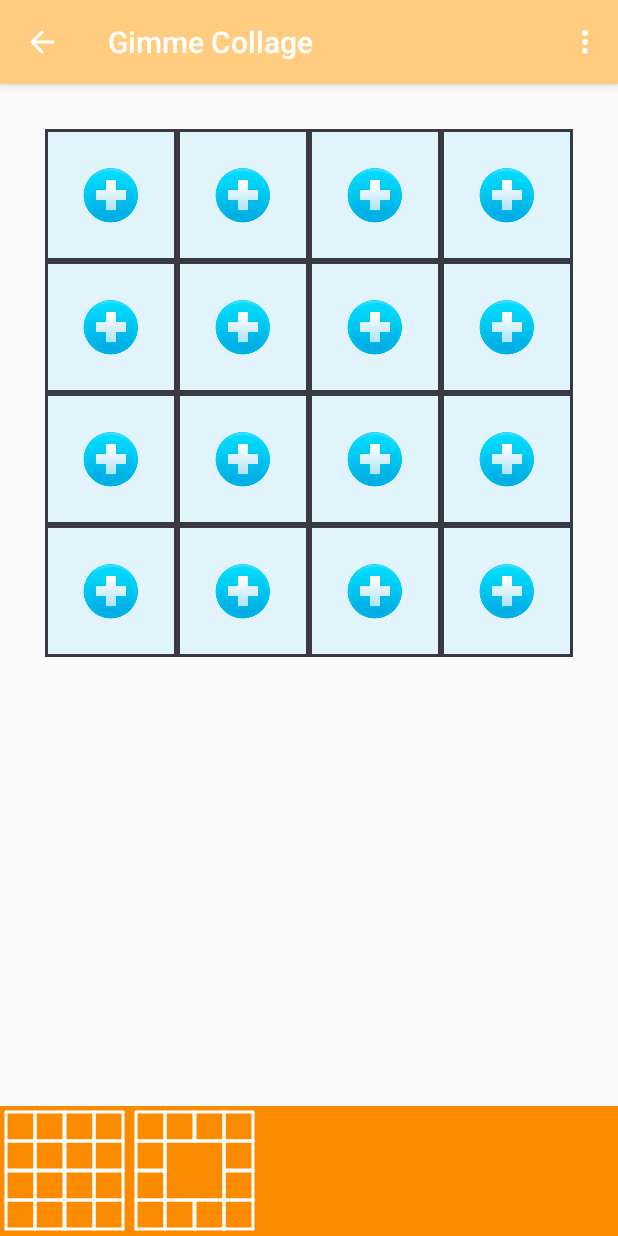
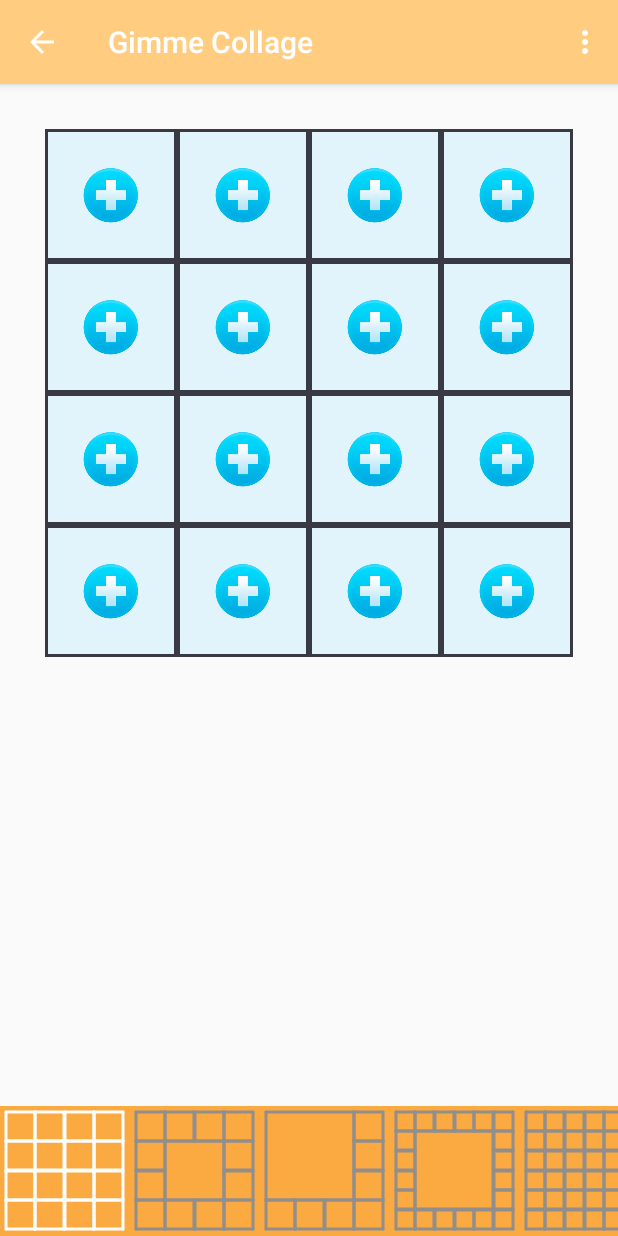
Before and after one commit to prohor33/gimme-collage, an Android app: the screen it shows after launch (MainActivity), on a phone screen of 412 x 824 dp. Run offline under Robolectric (Android 15) with nearby library versions, the phone set to English and light mode, and no system bars; our stand-ins replace Picasso; pictures from the network do not load.

Commit message:
add some collages

```diff
--- a/app/src/main/java/crystal/games/gimmecollage/app/MainActivity.java
+++ b/app/src/main/java/crystal/games/gimmecollage/app/MainActivity.java
@@ -6,9 +6,7 @@ import android.content.Intent;
 import android.graphics.Bitmap;
 import android.graphics.BitmapFactory;
 import android.graphics.Canvas;
-import android.graphics.Color;
 import android.graphics.Paint;
-import android.graphics.PorterDuff;
 import android.net.Uri;
 import android.os.AsyncTask;
 import android.os.Bundle;
@@ -289,11 +287,10 @@ public class MainActivity extends ActionBarActivity {
 
     private void AddCollageTypeSelectorLayout() {
         final LinearLayout llTemplates = (LinearLayout) findViewById(R.id.layoutTemplates);
-        final int template_count = 7;
-        for (int i = 0; i < template_count; i++) {
+        for (int i = 0; i < CollageMaker.CollageType.values().length; i++) {
             final int selector_size = 130;
             CollageTypeSelectorImageView ivSelector =
-                    new CollageTypeSelectorImageView(MainActivity.this, null, selector_size);
+                    new CollageTypeSelectorImageView(MainActivity.this, null, selector_size, i);
             ivSelector.setId(m_iTemplateImageViewsID + i);
             ivSelector.setContentDescription(getString(R.string.desc));
             CollageMaker.getInstance().DrawCollageTypeSelector(ivSelector, i, selector_size);
@@ -333,9 +330,10 @@ public class MainActivity extends ActionBarActivity {
         private Paint currentPaint;
         private ArrayList<Line> lines = new ArrayList<Line>();
         private int selectorSize;
+        private int selectorIndex;
 
-        public CollageTypeSelectorImageView(Context context,
-                                            AttributeSet attrs, int selector_size) {
+        public CollageTypeSelectorImageView(Context context, AttributeSet attrs,
+                                            int selector_size, int index) {
             super(context, attrs);
 
             currentPaint = new Paint();
@@ -347,6 +345,7 @@ public class MainActivity extends ActionBarActivity {
             currentPaint.setStrokeWidth(3);
 
             selectorSize = selector_size;
+            selectorIndex = index;
         }
 
         public void AddLine(Line line) {
@@ -357,10 +356,15 @@ public class MainActivity extends ActionBarActivity {
         protected void onDraw(Canvas canvas) {
             super.onDraw(canvas);
             currentPaint.setStyle(Paint.Style.FILL);
-            currentPaint.setColor(0xfffb8c00);  // orange
+//            currentPaint.setColor(0xfffb8c00);  // orange
+            currentPaint.setColor(0xfffba941);  // orange
             canvas.drawRect(0, 0, selectorSize, selectorSize, currentPaint);
 
-            currentPaint.setColor(0xffffffff);  // white
+            if (selectorIndex == CollageMaker.getInstance().getCollageTypeIndex()) {
+                currentPaint.setColor(0xffffffff);  // white
+            } else {
+                currentPaint.setColor(0xFF918e8b);  // gray
+            }
             currentPaint.setStyle(Paint.Style.STROKE);
             for (Line l : lines) {
                 canvas.drawLine(l.startX, l.startY, l.stopX, l.stopY, currentPaint);
@@ -376,7 +380,7 @@ public class MainActivity extends ActionBarActivity {
         Log.v(TAG, "init()");
 
         final RelativeLayout rlCollage = (RelativeLayout)findViewById(R.id.layoutCollage);
-        CollageMaker.getInstance().setCollageLayout(rlCollage);
+        CollageMaker.getInstance().putCollageLayout(rlCollage);
         for (int i = 0; i < CollageMaker.getInstance().getMaxImageCount(); i++) {
             ImageView ivImage = new ImageView(MainActivity.this);
             ivImage.setId(m_iCollageImageViewsID + i);
--- a/app/src/main/java/crystal/games/gimmecollage/collagemaker/CollageConfig.java
+++ b/app/src/main/java/crystal/games/gimmecollage/collagemaker/CollageConfig.java
@@ -43,6 +43,49 @@ public class CollageConfig {
                 }
                 break;
             }
+            case Test1: {
+                int grid_size_x = 4;
+                int grid_size_y = 4;
+                float size = 1.0f / grid_size_x;
+                m_vPhotoPos.add(new PhotoPosition(0, 0,
+                        size * (grid_size_x - 1)));
+                for (int x = 0; x < grid_size_x; x++) {
+                    for (int y = 0; y < grid_size_y; y++) {
+                        if (x == (grid_size_x - 1) || y == (grid_size_y - 1)) {
+                            m_vPhotoPos.add(new PhotoPosition(size * x, size * y, size));
+                        }
+                    }
+                }
+                break;
+            }
+            case Test2: {
+                int grid_size_x = 6;
+                int grid_size_y = 6;
+                float size = 1.0f / grid_size_x;
+                m_vPhotoPos.add(new PhotoPosition(size, size,
+                        size * (grid_size_x - 2)));
+                for (int x = 0; x < grid_size_x; x++) {
+                    for (int y = 0; y < grid_size_y; y++) {
+                        if (x == 0 || x == (grid_size_x - 1) ||
+                                y == 0 || y == (grid_size_y - 1)) {
+                            m_vPhotoPos.add(new PhotoPosition(size * x,
+                                    size * y, size));
+                        }
+                    }
+                }
+                break;
+            }
+            case Test3: {
+                int grid_size_x = 6;
+                int grid_size_y = 6;
+                float size = 1.0f / grid_size_x;
+                for (int x = 0; x < grid_size_x; x++) {
+                    for (int y = 0; y < grid_size_y; y++) {
+                        m_vPhotoPos.add(new PhotoPosition(size * x, size * y, size));
+                    }
+                }
+                break;
+            }
             default: {
                 Log.v(TAG, "Error: wrong collage type");
                 break;
--- a/app/src/main/java/crystal/games/gimmecollage/collagemaker/CollageMaker.java
+++ b/app/src/main/java/crystal/games/gimmecollage/collagemaker/CollageMaker.java
@@ -40,6 +40,9 @@ public class CollageMaker {
         return m_mCollages.get(eType);
     }
 
+    public int getCollageTypeIndex() {
+        return m_eType.ordinal();
+    }
     public void putCollageType(CollageType type) {
         m_eType = type;
     }
@@ -57,7 +60,7 @@ public class CollageMaker {
         UpdateCollageRestructuring();
     }
 
-    public void setCollageLayout(RelativeLayout collage_layout) {
+    public void putCollageLayout(RelativeLayout collage_layout) {
         m_rlCollage = collage_layout;
     }
 
@@ -91,6 +94,10 @@ public class CollageMaker {
     }
 
     public void InitImageViews() {
+        PrepareImages();
+        Log.v(TAG, "InitImageViews()");
+        Log.v(TAG, "m_rlCollage.getChildCount() = " + m_rlCollage.getChildCount());
+        Log.v(TAG, "getCollageConf().getPhotoCount() = " + getCollageConf().getPhotoCount());
         for (int i = 0; i < m_rlCollage.getChildCount() &&
                 i < getCollageConf().getPhotoCount(); i++) {
             final ImageView iv = (ImageView) m_rlCollage.getChildAt(i);
@@ -129,7 +136,10 @@ public class CollageMaker {
 
     public enum CollageType {
         Grid,
-        CenterWithGridAround
+        CenterWithGridAround,
+        Test1,
+        Test2,
+        Test3
     };
 
 
```
